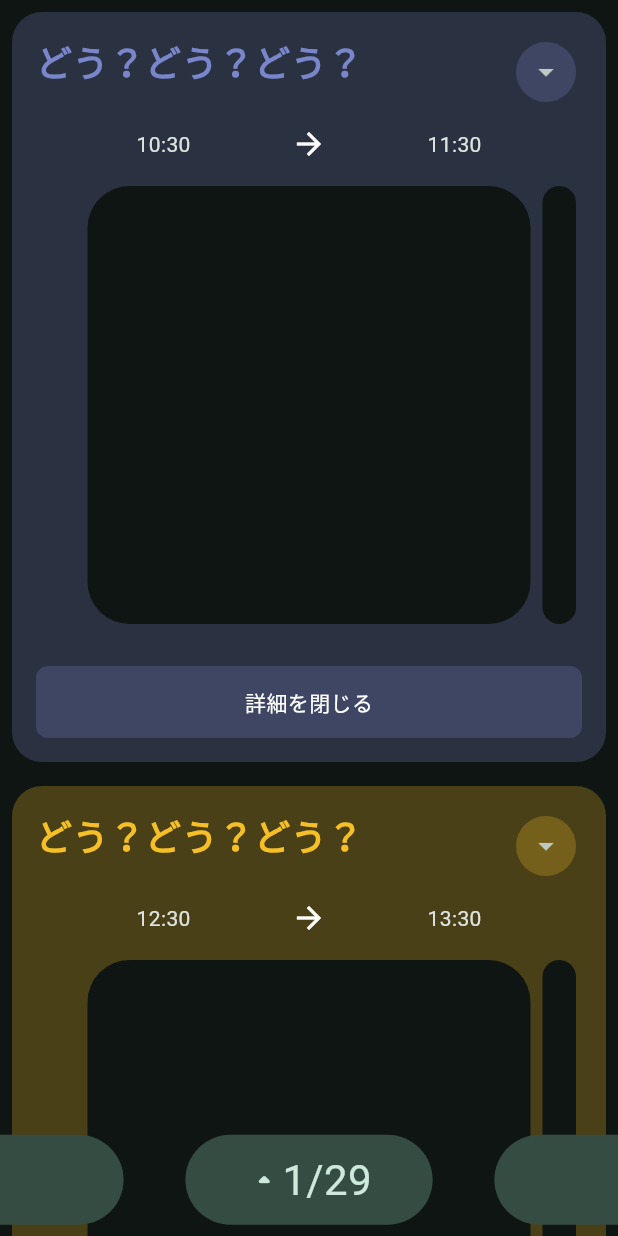
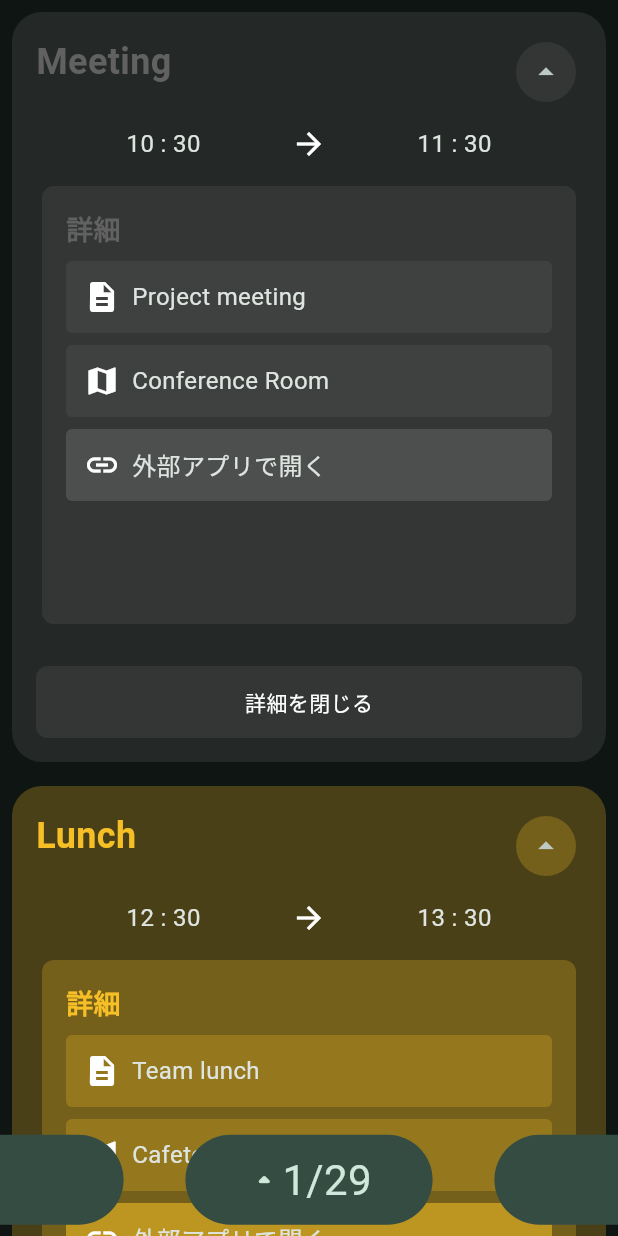
Before and after one commit to Chikati0407/task_elixir, a Flutter app: the screen it shows after launch, on a phone screen of 412 x 824 dp. Run offline on Flutter 3.47's test engine with Material 3 defaults, Android fonts, the phone set to English and light mode, and no system bars; our stand-ins replace flutter_riverpod, freezed_annotation, go_router.

Commit message:
イベントブロック編集

```diff
--- a/lib/state/appstate.dart
+++ b/lib/state/appstate.dart
@@ -17,7 +17,7 @@ final eventsProvider = FutureProvider((ref){
         summary: 'Meeting',
         description: 'Project meeting',
         location: 'Conference Room',
-        ColorId: '1',
+        ColorId: '8',
         startTime: DateTime.now(),
         endTime: DateTime.now().add(Duration(hours: 1)),
         tasks: [
--- a/lib/widgets/event_block.dart
+++ b/lib/widgets/event_block.dart
@@ -16,6 +16,9 @@ class _EventBlockState extends ConsumerState<EventBlock> {
 
   final Event event;
   bool openState = true;
+  CarouselController controller = CarouselController(
+    initialItem: 0,
+  );
 
   @override
   Widget build(BuildContext context) {
@@ -27,19 +30,22 @@ class _EventBlockState extends ConsumerState<EventBlock> {
       mainAxisAlignment: MainAxisAlignment.spaceBetween,
       crossAxisAlignment: CrossAxisAlignment.start,
       children: [
-        Text(
-          "どう？どう？どう？",
-          maxLines: openState ? 100 : 1,
-          overflow: TextOverflow.ellipsis,
-          style: TextStyle(fontSize: 24,color: mainColor,fontWeight: FontWeight.bold),
+        Expanded(
+          child: Text(
+            event.summary,
+            maxLines: openState ? 2 : 1,
+            overflow: TextOverflow.ellipsis,
+            style: TextStyle(fontSize: 24,color: mainColor,fontWeight: FontWeight.bold),
+          ),
         ),
+        SizedBox(width: 8,),
         IconButton(
           onPressed: (){
             setState(() {
               openState = !(openState);
             });
           },
-          icon: Icon(Icons.arrow_drop_down),
+          icon: Icon(openState ? Icons.arrow_drop_up : Icons.arrow_drop_down),
           style: ButtonStyle(
             backgroundColor: WidgetStatePropertyAll(backgroundColor)
           ),
@@ -53,9 +59,19 @@ class _EventBlockState extends ConsumerState<EventBlock> {
         mainAxisAlignment: MainAxisAlignment.spaceEvenly,
         crossAxisAlignment: CrossAxisAlignment.center,
         children: [
-          Text("${event.startTime.hour}:${event.startTime.minute}"),
+          Text(
+            "${event.startTime.hour.toString().padLeft(2,"0")} : ${event.startTime.minute.toString().padLeft(2,"0")}",
+            style: TextStyle(
+              fontSize: 16
+            ),
+          ),
           Icon(Icons.arrow_forward),
-          Text("${event.endTime.hour}:${event.endTime.minute}"),
+          Text(
+            "${event.endTime.hour.toString().padLeft(2,"0")} : ${event.endTime.minute.toString().padLeft(2,"0")}",
+            style: TextStyle(
+                fontSize: 16
+            ),
+          ),
         ],
       ),
     );
@@ -82,11 +98,19 @@ class _EventBlockState extends ConsumerState<EventBlock> {
       height: 300,
       width: double.infinity,
       child: CarouselView.weighted(
-        flexWeights: [1,10,1],
+        shape: RoundedRectangleBorder(
+          borderRadius: BorderRadius.circular(8),
+        ),
+        backgroundColor: backgroundColor,
+        enableSplash: false,
+        controller: controller,
+        flexWeights: [1],
+        consumeMaxWeight: true,
         children: [
-          Container(),
-          Container(),
-      ]),
+          eventBlockDescriptionBox(event: event, backgroundColor: backgroundColor, mode: "description"),
+          eventBlockDescriptionBox(event: event, backgroundColor: backgroundColor, mode: "task"),
+        ]
+      ),
     );
 
     final openToggle = InkWell(
@@ -136,3 +160,136 @@ class _EventBlockState extends ConsumerState<EventBlock> {
     );
   }
 }
+
+
+class eventBlockDescriptionBox extends ConsumerWidget {
+  const eventBlockDescriptionBox({super.key, required this.event, required this.backgroundColor, required this.mode});
+
+  final Event event;
+  final Color backgroundColor;
+  final String mode; //task or description
+
+  @override
+  Widget build(BuildContext context, WidgetRef ref) {
+    return Container(
+      padding: EdgeInsets.all(16),
+      child: Column(
+        mainAxisAlignment: MainAxisAlignment.start,
+        crossAxisAlignment: CrossAxisAlignment.start,
+        spacing: 8,
+        children: [
+          Text(
+            (mode == "task") ? "未完のタスク" : "詳細",
+            style: TextStyle(
+              fontSize: 18,
+              fontWeight: FontWeight.bold,
+              color: backgroundColor.withAlpha(0xff),
+            ),
+          ),
+          Expanded(
+            child: (mode == "task")
+              ? ListView.separated(
+                separatorBuilder: (context, index){
+                  return SizedBox(height: 8,);
+                },
+                itemCount: event.tasks.length,
+                itemBuilder: (context, index){
+                  return eventBlockDescriptionBoxTask(backgroundColor: backgroundColor);
+                },
+              )
+              : ListView(
+                children: [
+                  eventBlockDescriptionBoxDetail(icon: Icons.description, text: event.description, backgroundColor: backgroundColor),
+                  SizedBox(height: 8,),
+                  eventBlockDescriptionBoxDetail(icon: Icons.map, text: event.location, backgroundColor: backgroundColor),
+                  SizedBox(height: 8,),
+                  eventBlockDescriptionBoxDetail(icon: Icons.link, text: "外部アプリで開く", backgroundColor: backgroundColor.withAlpha(0x90), link: event.htmlLink,),
+                ],
+              ),
+          ),
+        ],
+      ),
+    );
+  }
+}
+
+class eventBlockDescriptionBoxTask extends ConsumerWidget {
+  const eventBlockDescriptionBoxTask({super.key, required this.backgroundColor});
+
+  final Color backgroundColor;
+
+  @override
+  Widget build(BuildContext context, WidgetRef ref) {
+    return Container(
+      decoration: BoxDecoration(
+        borderRadius: BorderRadius.circular(4),
+        color: backgroundColor,
+      ),
+      padding: EdgeInsets.all(4),
+      height: 60,
+      child: Row(
+        children: [
+
+        ],
+      ),
+    );
+  }
+}
+
+class eventBlockDescriptionBoxDetail extends ConsumerWidget {
+  const eventBlockDescriptionBoxDetail({super.key, required this.icon, required this.text, required this.backgroundColor, this.link});
+
+  final IconData icon;
+  final String text;
+  final Color backgroundColor;
+  final String? link;
+
+  @override
+  Widget build(BuildContext context, WidgetRef ref) {
+    return InkWell(
+      borderRadius: BorderRadius.circular(4),
+      onTap: () async {
+        if (link != null){
+          // await launchUrl(
+          //     Uri.parse(link!),
+          //     mode: LaunchMode.platformDefault,
+          //     webOnlyWindowName: "_blank"
+          // );
+          ScaffoldMessenger.of(context).showSnackBar(SnackBar(content: Text("URLに遷移するはず")));
+        }
+      },
+      child: Container(
+        decoration: BoxDecoration(
+          borderRadius: BorderRadius.circular(4),
+          color: backgroundColor,
+        ),
+        padding: EdgeInsets.all(4),
+        height: 48,
+        child: Row(
+          mainAxisAlignment: MainAxisAlignment.start,
+          crossAxisAlignment: CrossAxisAlignment.center,
+          children: [
+            SizedBox(width: 8,),
+            Icon(
+              icon
+            ),
+            SizedBox(width: 8,),
+            Expanded(
+              child: Tooltip(
+                message: text,
+                child: Text(
+                  text,
+                  maxLines: 1,
+                  overflow: TextOverflow.ellipsis,
+                  style: TextStyle(
+                    fontSize: 16
+                  ),
+                ),
+              ),
+            ),
+          ],
+        ),
+      ),
+    );
+  }
+}
```
